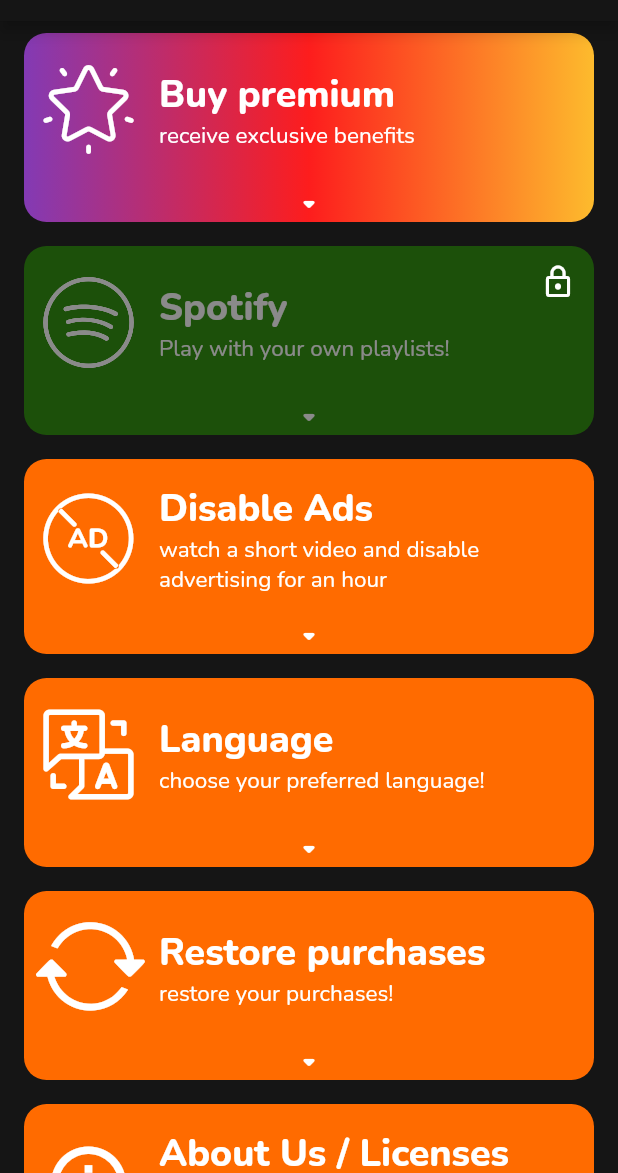
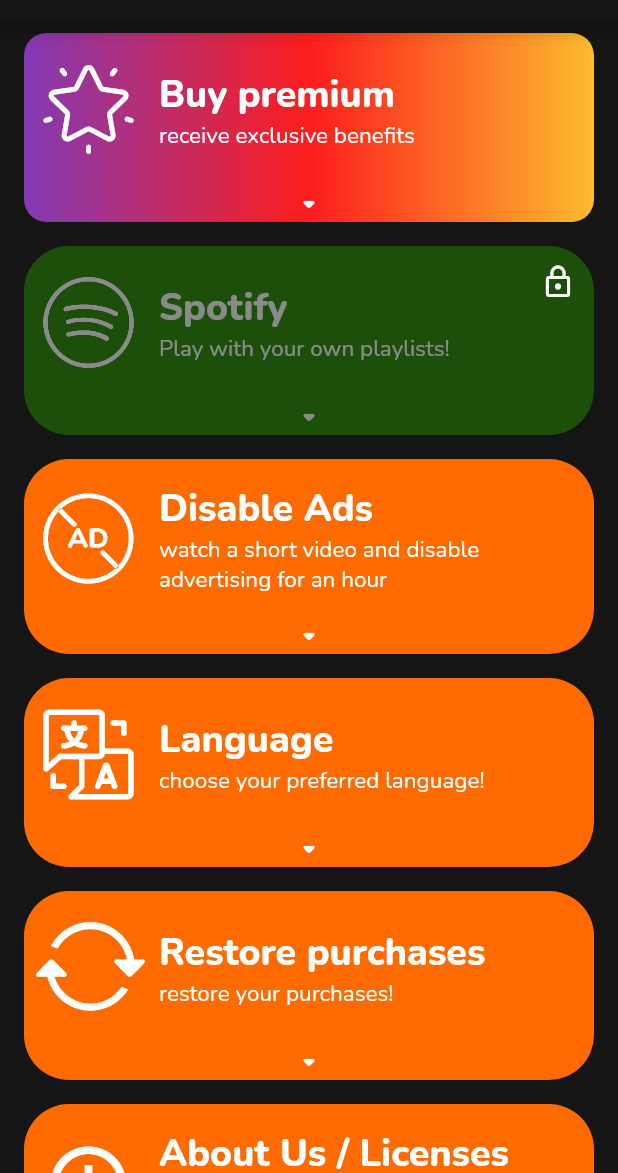
Before and after one commit to tooxo/Drinkr, a Flutter app: the screen it shows after launch, after a tap on the "settings" icon, on a phone screen of 412 x 824 dp, the part 63-1236 px from its top. Run offline on Flutter 3.47's test engine with Material 2 defaults, Android fonts, the phone set to English and light mode, and no system bars; drawn by our look-alikes of auto_size_text, expandable; our stand-ins replace audioplayers, cached_network_image, connectivity, easy_localization, flutter_localized_locales, flutter_spinkit and 9 more; missing offline and left inert: assorted_layout_widgets, audiowaveformFlutter, circular_reveal_animation, in_app_purchase_android, overlay_dialog, pedantic; accounts and stored records are empty; project files that could hold a hidden picture were left out.

Commit message:
small tweaks and fixes

```diff
--- a/lib/games/truth_or_dare.dart
+++ b/lib/games/truth_or_dare.dart
@@ -99,6 +99,7 @@ class TruthOrDareState extends BasicGameState {
                               child: ShowUpAnimation(
                                 offset: 0,
                                 child: MaterialButton(
+                                  elevation: 0,
                                   height: 120,
                                   color: widget.buttonColor,
                                   onPressed: () {
@@ -129,6 +130,7 @@ class TruthOrDareState extends BasicGameState {
                               child: ShowUpAnimation(
                                 offset: 0,
                                 child: MaterialButton(
+                                  elevation: 0,
                                   height: 120,
                                   color: widget.buttonColor,
                                   onPressed: () {
--- a/lib/menus/setting.dart
+++ b/lib/menus/setting.dart
@@ -139,7 +139,7 @@ class SettingsState extends State<Settings> {
                             Color.fromRGBO(36, 140, 0, 1),
                             Color.fromRGBO(36, 140, 0, 1),
                           ],
-                          roundness: 15,
+                          roundness: 30,
                           child: ExpandablePanel(
                             controller: spotifyController,
                             theme: ExpandableThemeData(
@@ -282,7 +282,7 @@ class SettingsState extends State<Settings> {
                             padding: const EdgeInsets.symmetric(
                                 horizontal: 16.0, vertical: 8.0),
                             child: ColorGradient(
-                              roundness: 15,
+                              roundness: 30,
                               colors: [
                                 Color.fromRGBO(0xFF, 0x6B, 0x00, 1),
                                 Color.fromRGBO(0xFF, 0x6B, 0x00, 1),
@@ -398,7 +398,7 @@ class SettingsState extends State<Settings> {
                       padding: const EdgeInsets.symmetric(
                           horizontal: 16.0, vertical: 8.0),
                       child: ColorGradient(
-                        roundness: 15,
+                        roundness: 30,
                         colors: [
                           Color.fromRGBO(0xFF, 0x6B, 0x00, 1),
                           Color.fromRGBO(0xFF, 0x6B, 0x00, 1),
@@ -496,11 +496,20 @@ class SettingsState extends State<Settings> {
                         ),
                       ),
                     ),
-                    Padding(
+                    FutureBuilder(
+                        future: Purchases.isPremiumPurchased(),
+                        builder: (context, snapshot) {
+                          if (!snapshot.hasData) {
+                            return Container();
+                          }
+                          if (snapshot.data == true) {
+                            return Container();
+                          }
+                          return Padding(
                             padding: const EdgeInsets.symmetric(
                                 horizontal: 16.0, vertical: 8.0),
                             child: ColorGradient(
-                        roundness: 15,
+                              roundness: 30,
                               colors: [
                                 Color.fromRGBO(0xFF, 0x6B, 0x00, 1),
                                 Color.fromRGBO(0xFF, 0x6B, 0x00, 1),
@@ -516,7 +525,8 @@ class SettingsState extends State<Settings> {
                                   ),
                                   child: IconListTile(
                                     title: "restorePurchases".tr(),
-                              subtitle: "restorePurchasesDescription".tr(),
+                                    subtitle:
+                                        "restorePurchasesDescription".tr(),
                                     iconData: CustomIcons.refresh,
                                     onTap: () {},
                                     asg: asg,
@@ -554,8 +564,10 @@ class SettingsState extends State<Settings> {
                                                     .restorePurchases();
                                               },
                                               child: Padding(
-                                          padding: const EdgeInsets.symmetric(
-                                              vertical: 4.0, horizontal: 8),
+                                                padding:
+                                                    const EdgeInsets.symmetric(
+                                                        vertical: 4.0,
+                                                        horizontal: 8),
                                                 child: Text(
                                                   "restore",
                                                   style: GoogleFonts.nunito(
@@ -566,8 +578,8 @@ class SettingsState extends State<Settings> {
                                                 ).tr(),
                                               ),
                                               style: TextButton.styleFrom(
-                                          backgroundColor:
-                                              Colors.black.withOpacity(.4),
+                                                backgroundColor: Colors.black
+                                                    .withOpacity(.4),
                                                 shape: RoundedRectangleBorder(
                                                   borderRadius:
                                                       BorderRadius.circular(25),
@@ -586,12 +598,13 @@ class SettingsState extends State<Settings> {
                                 ),
                               ),
                             ),
-                    ),
+                          );
+                        }),
                     Padding(
                       padding: const EdgeInsets.symmetric(
                           horizontal: 16.0, vertical: 8.0),
                       child: ColorGradient(
-                        roundness: 15,
+                        roundness: 30,
                         colors: [
                           Color.fromRGBO(0xFF, 0x6B, 0x00, 1),
                           Color.fromRGBO(0xFF, 0x6B, 0x00, 1),
--- a/lib/utils/ad.dart
+++ b/lib/utils/ad.dart
@@ -17,6 +17,11 @@ const String lastAdDisplay = "LAST_TIME_AD_WAS_DISPLAYED_STORE";
 Future<bool> shouldShowAds() async {
   if (!adsEnabled) return false;
   SharedPreferences preferences = await SharedPreferences.getInstance();
+
+  if (await Purchases.isPremiumPurchased()) {
+    return false;
+  }
+
   int lastMillisSinceEpoch = preferences.getInt(adSetting) ?? 0;
   DateTime lastDate = DateTime.fromMillisecondsSinceEpoch(lastMillisSinceEpoch);
   DateTime nowDate = DateTime.now();
--- a/lib/utils/drinking.dart
+++ b/lib/utils/drinking.dart
@@ -59,7 +59,7 @@ class DrinkingDisplay extends StatelessWidget {
         ),
         Icon(
           isShot ? CustomIcons.shot : CustomIcons.difficultyEasy,
-          size: 40,
+          size: 30,
           color: tintColor,
         )
       ],
--- a/lib/widgets/custom_alert.dart
+++ b/lib/widgets/custom_alert.dart
@@ -29,14 +29,14 @@ class CustomAlert extends StatelessWidget {
           style: GoogleFonts.nunito(
             textStyle: TextStyle(color: textColor),
             fontWeight: FontWeight.w800,
-            fontSize: 30,
+            fontSize: 25,
           ),
         ).tr(),
         content: Text(
           textTranslationKey,
           style: GoogleFonts.nunito(
             textStyle: TextStyle(color: textColor),
-            fontSize: 25,
+            fontSize: 20,
           ),
         ).tr(),
         backgroundColor: backgroundColor,
--- a/lib/widgets/spotify_tile.dart
+++ b/lib/widgets/spotify_tile.dart
@@ -36,7 +36,7 @@ class SpotifyTile extends StatelessWidget {
                 left: expanded ? 48 + 16 : 8,
                 width: constraints.maxWidth - 8,
                 // height: 70,
-                duration: Duration(milliseconds: 250),
+                duration: Duration(milliseconds: 200),
                 child: Row(
                   children: [
                     Expanded(
@@ -142,7 +142,7 @@ class SpotifyTile extends StatelessWidget {
               ),
               AnimatedPositioned(
                 left: expanded ? 0.0 : -48 - 16,
-                duration: Duration(milliseconds: 250),
+                duration: Duration(milliseconds: 200),
                 child: Padding(
                   padding: const EdgeInsets.symmetric(horizontal: 8.0),
                   child: Container(
```
Lines whose indentation alone changed are shown as unchanged.
